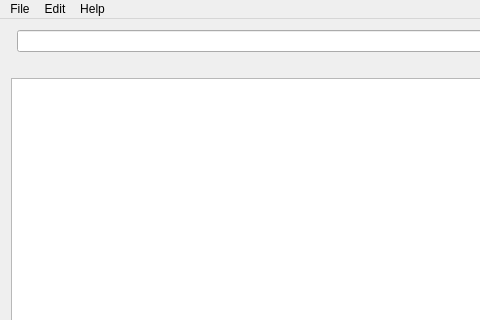
First picture: the form in src/ui/ChewingEditor.ui, repository chewing/chewing-editor, before the edit; both pictures show x 0 to 480 and y 0 to 320 of the 800 by 600 pixel window.
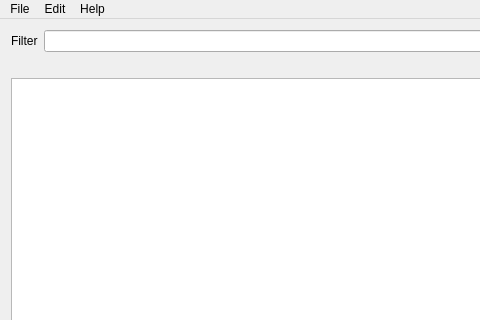
Second picture: the form after the edit. Custom widgets are drawn as their Qt base class.

Commit message: fix man installation

Patch:
```diff
--- a/src/ui/ChewingEditor.ui
+++ b/src/ui/ChewingEditor.ui
@@ -34,6 +34,13 @@
       </property>
      </widget>
     </item>
+    <item row="0" column="0">
+     <widget class="QLabel" name="label">
+      <property name="text">
+       <string>Filter</string>
+      </property>
+     </widget>
+    </item>
    </layout>
   </widget>
   <widget class="QMenuBar" name="menuBar">
```
The commit also changes 1 other file.
